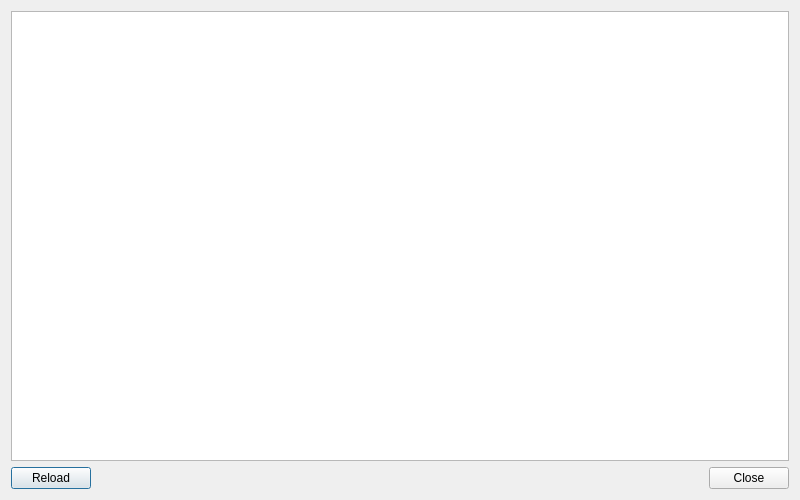
pgadmin-org/pgadmin4, file runtime/LogWindow.ui: the form before one commit.
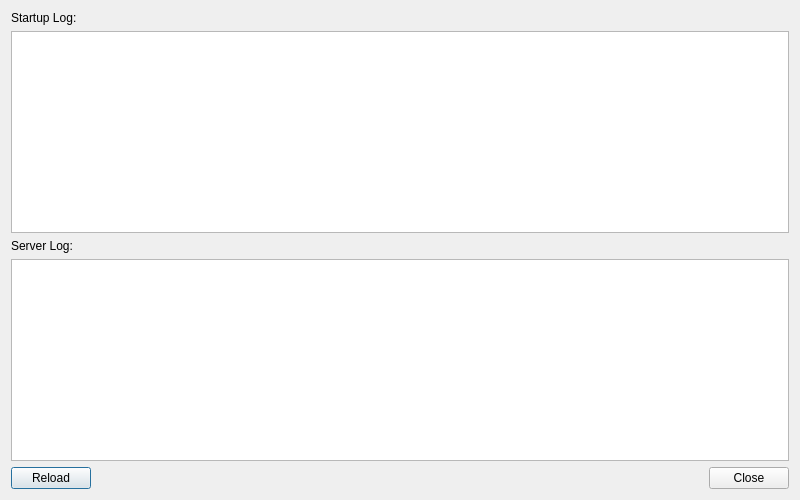
The form after the commit.

Commit message: Show the startup log as well as the server log in the runtime's log viewer. Fixes #5489

Diff of the .ui file:
```diff
--- a/runtime/LogWindow.ui
+++ b/runtime/LogWindow.ui
@@ -15,7 +15,39 @@
   </property>
   <layout class="QVBoxLayout" name="verticalLayout">
    <item>
-    <widget class="QPlainTextEdit" name="textLog">
+    <widget class="QLabel" name="lblStartupLog">
+     <property name="text">
+      <string>Startup Log:</string>
+     </property>
+    </widget>
+   </item>
+   <item>
+    <widget class="QPlainTextEdit" name="textStartupLog">
+     <property name="font">
+      <font>
+       <family>Courier</family>
+      </font>
+     </property>
+     <property name="readOnly">
+      <bool>true</bool>
+     </property>
+     <property name="plainText">
+      <string notr="true"/>
+     </property>
+     <property name="centerOnScroll">
+      <bool>false</bool>
+     </property>
+    </widget>
+   </item>
+   <item>
+    <widget class="QLabel" name="lblServerLog">
+     <property name="text">
+      <string>Server Log:</string>
+     </property>
+    </widget>
+   </item>
+   <item>
+    <widget class="QPlainTextEdit" name="textServerLog">
      <property name="font">
       <font>
        <family>Courier</family>
```
The commit also changes 4 other files.
